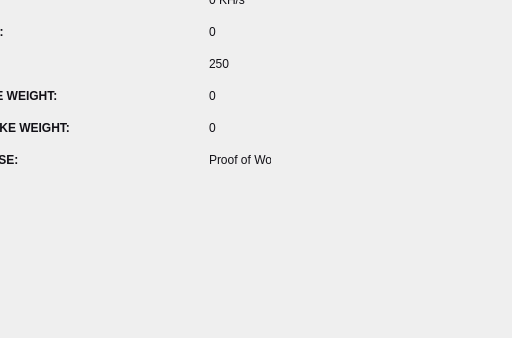
Old version of the form src/qt/forms/statisticspage.ui in the repository techcoincommunity/techcoin; both pictures show x 111 to 623 and y 167 to 505 of the 623 by 505 pixel window.
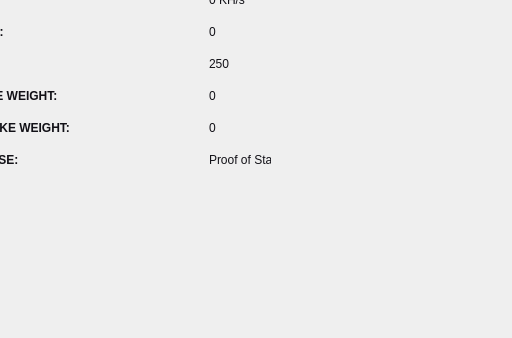
New version of the form.

Patch:
```diff
--- a/src/qt/forms/statisticspage.ui
+++ b/src/qt/forms/statisticspage.ui
@@ -223,7 +223,7 @@
            <string notr="true">color:#121117;</string>
           </property>
           <property name="text">
-           <string>Proof of Work</string>
+           <string>Proof of Stake</string>
           </property>
          </widget>
         </item>
```
